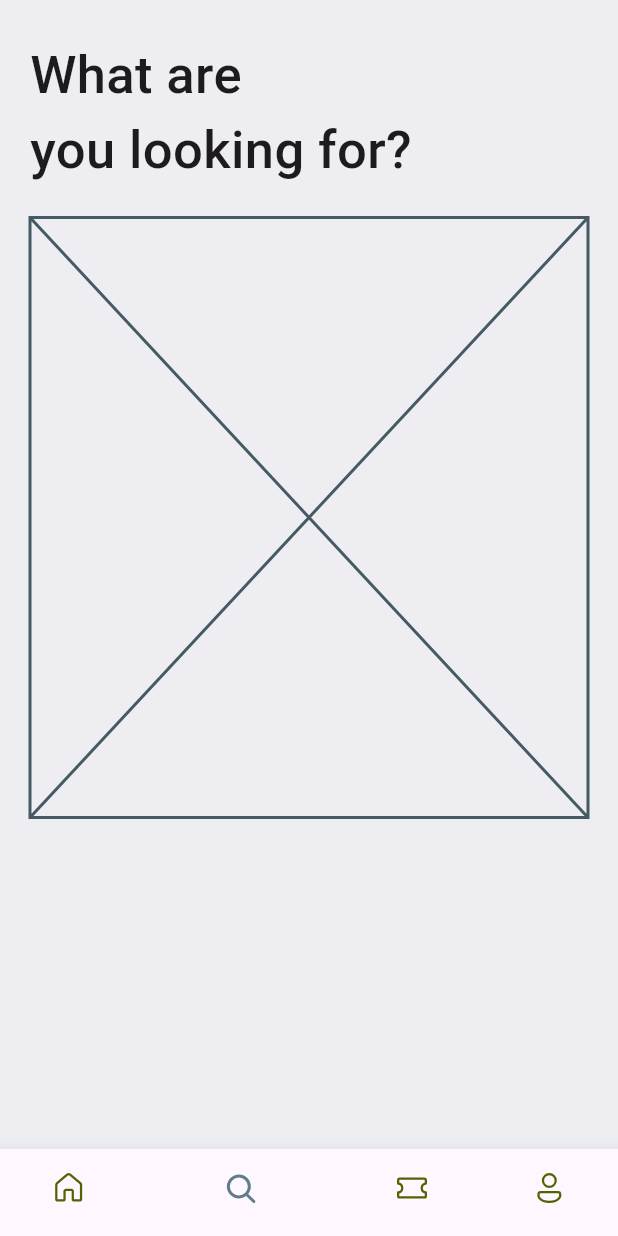
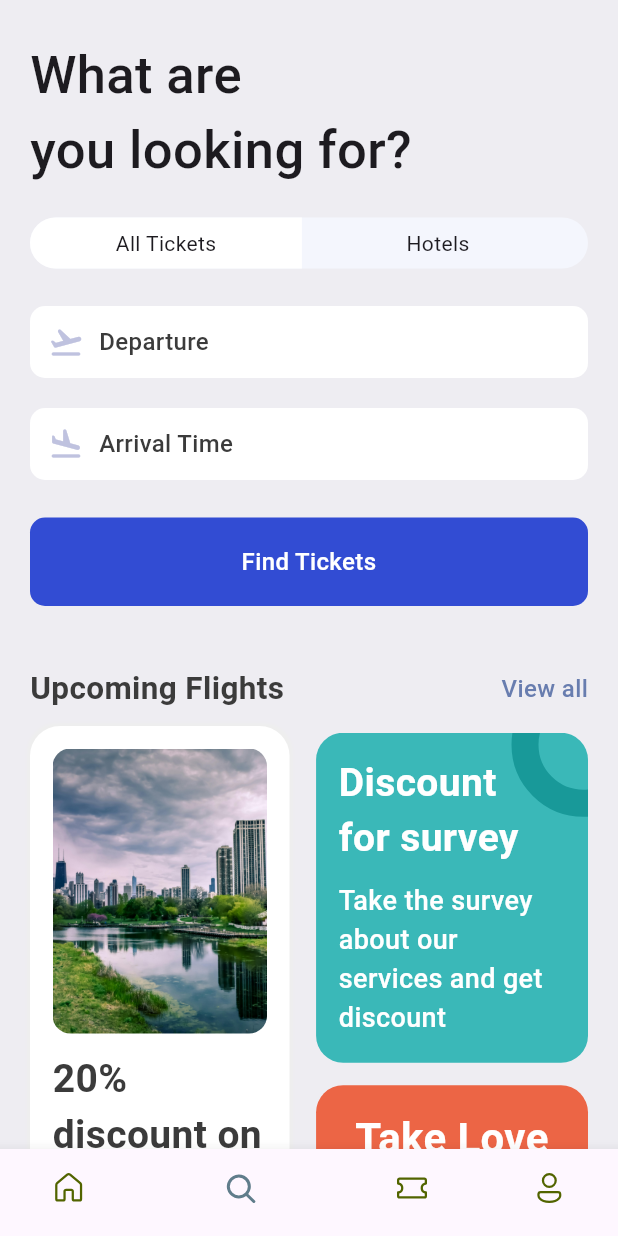
Before and after one commit to Nidhis2608/FlutterProject, a Flutter app: the screen it shows after launch, item 2 of the bottom bar chosen, on a phone screen of 412 x 824 dp. Run offline on Flutter 3.47's test engine with Material 3 defaults, Android fonts, the phone set to English and light mode, and no system bars; our stand-ins replace fluentui_icons.

Commit message:
Search page completed

```diff
--- a/ticket_app/lib/base/bottom_nav_app.dart
+++ b/ticket_app/lib/base/bottom_nav_app.dart
@@ -2,6 +2,7 @@ import 'package:fluentui_icons/fluentui_icons.dart';
 import 'package:flutter/material.dart';
 import 'package:ticket_app/screens/home/home_screen.dart';
 import 'package:ticket_app/screens/search/search_screen.dart';
+import 'package:ticket_app/screens/ticket/ticket_screen.dart';
 
 class BottomNavBar extends StatefulWidget {
   const BottomNavBar({super.key});
@@ -14,7 +15,7 @@ class _BottomNavBarState extends State<BottomNavBar> {
   final appScreens = [
     const HomeScreen(),
     const SearchScreen(),
-    const Center(child: Text('Tickets')),
+    const TicketScreen(),
     const Center(child: Text('Profile'))
   ];
 
--- a/ticket_app/lib/base/res/styles/app_styles.dart
+++ b/ticket_app/lib/base/res/styles/app_styles.dart
@@ -7,16 +7,20 @@ class AppStyles {
   static Color bgColor = const Color(0xFFeeedf2);
   static Color textColor = const Color(0xFF3b3b3b);
   static Color ticketBlue = const Color(0xFF526799);
-  static Color ticketorange = const Color(0xFFF37B67);
+  static Color ticketOrange = const Color(0xFFF37B67);
   static Color khakiColor = const Color(0xFFd2bdb6);
+  static Color planeColor = const Color(0xFFBFC2DF);
+  static Color findTicketColor = const Color(0xD91130CE);
+  static Color circleColor = const Color(0xFF189999);
+  static Color ticketColor = const Color(0xFFFFFFFF);
+  static Color dotColor = const Color(0xFF8ACCF7);
+  static Color planeSecondColor = const Color(0xFFBACCF7);
 
   static TextStyle textStyle =
       TextStyle(fontSize: 16, color: textColor, fontWeight: FontWeight.w500);
 
-  static TextStyle headLineStyle1 = const TextStyle(
-    fontSize: 17,
-    fontWeight: FontWeight.w500,
-  );
+  static TextStyle headLineStyle1 =
+      const TextStyle(fontSize: 17,fontWeight: FontWeight.w500,);
 
   static TextStyle headLineStyle2 =
       TextStyle(fontSize: 26, fontWeight: FontWeight.bold, color: textColor);
--- a/ticket_app/lib/base/res/widgets/app_column_text_layout.dart
+++ b/ticket_app/lib/base/res/widgets/app_column_text_layout.dart
@@ -6,19 +6,25 @@ class AppColumnTextLayout extends StatelessWidget {
   final String topText;
   final String bottomText;
   final CrossAxisAlignment alignment;
+  final bool? isColor;
   const AppColumnTextLayout(
-      {super.key, required this.topText, required this.bottomText, required this.alignment});
+      {super.key,
+      required this.topText,
+      required this.bottomText,
+      required this.alignment,
+      this.isColor});
 
   @override
   Widget build(BuildContext context) {
     return Column(
-      crossAxisAlignment:alignment,
+      crossAxisAlignment: alignment,
       children: [
         TextStyleThird(
           text: topText,
+          isColor: isColor,
         ),
         const SizedBox(height: 5),
-        TextStyleFourth(text: bottomText),
+        TextStyleFourth(text: bottomText,isColor: isColor,),
       ],
     );
   }
--- a/ticket_app/lib/base/res/widgets/big_dot.dart
+++ b/ticket_app/lib/base/res/widgets/big_dot.dart
@@ -1,14 +1,16 @@
  import 'package:flutter/material.dart';
+import 'package:ticket_app/base/res/styles/app_styles.dart';
 
 class BigDot extends StatelessWidget {
-  const BigDot({super.key});
+  final bool? isColor;
+  const BigDot({super.key,this.isColor});
 
   @override
   Widget build(BuildContext context) {
     return Container(
       padding: const EdgeInsets.all(3),
        decoration: BoxDecoration(
-         border: Border.all(width: 2.5, color: Colors.white),
+         border: Border.all(width: 2.5, color: isColor==null?Colors.white:  AppStyles.dotColor),
          borderRadius:  BorderRadius.circular(20)
        ),
     );
--- a/ticket_app/lib/base/res/widgets/text_style_fourth.dart
+++ b/ticket_app/lib/base/res/widgets/text_style_fourth.dart
@@ -4,14 +4,15 @@ import 'package:ticket_app/base/res/styles/app_styles.dart';
 class TextStyleFourth extends StatelessWidget {
   final String text;
   final TextAlign align;
-  const TextStyleFourth({super.key, required this.text, this.align=TextAlign.start});
+  final bool? isColor;
+  const TextStyleFourth({super.key, required this.text, this.align=TextAlign.start,this.isColor});
 
   @override
   Widget build(BuildContext context) {
     return Text(
       text,
       textAlign: align,
-      style: AppStyles.headLineStyle4.copyWith(color: Colors.white),
+      style:isColor==null? AppStyles.headLineStyle4.copyWith(color: Colors.white): AppStyles.headLineStyle4,
     );
   }
 }
--- a/ticket_app/lib/screens/search/search_screen.dart
+++ b/ticket_app/lib/screens/search/search_screen.dart
@@ -1,6 +1,10 @@
 import 'package:flutter/material.dart';
 import 'package:ticket_app/base/res/styles/app_styles.dart';
+import 'package:ticket_app/base/res/widgets/app_double_text.dart';
+import 'package:ticket_app/screens/search/widgets/app_text_icon.dart';
 import 'package:ticket_app/screens/search/widgets/app_ticket_tabs.dart';
+import 'package:ticket_app/screens/search/widgets/find_tickets.dart';
+import 'package:ticket_app/screens/search/widgets/ticket_promotion.dart';
 
 class SearchScreen extends StatelessWidget {
   const SearchScreen({super.key});
@@ -17,8 +21,41 @@ class SearchScreen extends StatelessWidget {
             "What are \nyou looking for?",
             style: AppStyles.headLineStyle1.copyWith(fontSize: 35),
           ),
-          const SizedBox(height: 20,),
-          const AppTicketTabs(),
+          const SizedBox(
+            height: 20,
+          ),
+          const AppTicketTabs(
+            firstTab: "All Tickets",
+            secondTab: "Hotels",
+          ),
+          const SizedBox(height: 25),
+          const AppTextIcon(
+            icon: Icons.flight_takeoff_rounded,
+            text: "Departure",
+          ),
+          const SizedBox(
+            height: 20,
+          ),
+          const AppTextIcon(
+            icon: Icons.flight_land_rounded,
+            text: "Arrival Time",
+          ),
+          const SizedBox(
+            height: 25,
+          ),
+          const FindTickets(),
+          const SizedBox(height: 40),
+          AppDoubleText(
+            bigText: 'Upcoming Flights',
+            smallText: 'View all',
+            func: () {
+              Navigator.pushNamed(context, "/all_tickets");
+            },
+          ),
+          const SizedBox(
+            height: 10,
+          ),
+          const TicketPromotion(),
         ],
       ),
     );
--- /dev/null
+++ b/ticket_app/lib/screens/search/widgets/app_text_icon.dart
@@ -0,0 +1,30 @@
+import 'package:flutter/material.dart';
+import 'package:ticket_app/base/res/styles/app_styles.dart';
+
+class AppTextIcon extends StatelessWidget {
+    final IconData icon;
+    final String text;
+  const AppTextIcon({super.key, required this.icon, required this.text});
+
+  @override
+  Widget build(BuildContext context) {
+
+    return Container(
+      padding: const EdgeInsets.symmetric(vertical: 12, horizontal: 12),
+      decoration: BoxDecoration(
+          borderRadius: BorderRadius.circular(10), color: Colors.white),
+      child: Row(
+        children: [
+          Icon(icon, color: AppStyles.planeColor),
+          const SizedBox(
+            width: 10,
+          ),
+          Text(
+            text,
+            style: AppStyles.textStyle,
+          )
+        ],
+      ),
+    );
+  }
+}
--- a/ticket_app/lib/screens/search/widgets/app_ticket_tabs.dart
+++ b/ticket_app/lib/screens/search/widgets/app_ticket_tabs.dart
@@ -1,10 +1,52 @@
 import 'package:flutter/material.dart';
 
 class AppTicketTabs extends StatelessWidget {
-  const AppTicketTabs({super.key});
+  final String firstTab;
+  final String secondTab;
+  const AppTicketTabs({super.key,required this.firstTab, required this.secondTab});
 
   @override
   Widget build(BuildContext context) {
-    return const Placeholder();
+    return Container(
+      decoration: BoxDecoration(
+        borderRadius: BorderRadius.circular(50),
+        color: const Color(0xFFF4F6FD),
+      ),
+      child: Row(
+        children: [
+          AppTabs(
+            tabText: firstTab,
+          ),
+          AppTabs(
+            tabText: secondTab,
+            tabBorder: true,
+            tabColor: true,
+          ),
+        ],
+      ),
+    );
   }
 }
+
+class AppTabs extends StatelessWidget {
+  final String tabText;
+  final bool tabBorder;
+  final bool tabColor;
+
+  const AppTabs({super.key, this.tabText = "", this.tabBorder = false, this.tabColor=false});
+
+  @override
+  Widget build(BuildContext context) {
+    final size = MediaQuery.of(context).size;
+    return Container(
+      padding: const EdgeInsets.symmetric(vertical: 7),
+      width: size.width * .44,
+      decoration: BoxDecoration(
+          color: tabColor==false? Colors.white : Colors.transparent,
+          borderRadius: tabBorder == false
+              ? const BorderRadius.horizontal(left: Radius.circular(50))
+              : const BorderRadius.horizontal(right: Radius.circular(50))),
+      child: Center(child: Text(tabText)),
+    );
+  }
+}
--- /dev/null
+++ b/ticket_app/lib/screens/search/widgets/find_tickets.dart
@@ -0,0 +1,22 @@
+import 'package:flutter/material.dart';
+import 'package:ticket_app/base/res/styles/app_styles.dart';
+
+class FindTickets extends StatelessWidget {
+  const FindTickets({super.key});
+
+  @override
+  Widget build(BuildContext context) {
+    return Container(
+      padding: const EdgeInsets.symmetric(vertical: 18, horizontal: 18),
+      decoration: BoxDecoration(
+        borderRadius: BorderRadius.circular(10),
+        color: AppStyles.findTicketColor,
+      ),
+      child: Text(
+        "Find Tickets",
+        textAlign: TextAlign.center,
+        style: AppStyles.textStyle.copyWith(color: Colors.white),
+      ),
+    );
+  }
+}
--- /dev/null
+++ b/ticket_app/lib/screens/search/widgets/ticket_promotion.dart
@@ -0,0 +1,129 @@
+import 'package:flutter/cupertino.dart';
+import 'package:flutter/material.dart';
+import 'package:ticket_app/base/res/media.dart';
+import 'package:ticket_app/base/res/styles/app_styles.dart';
+
+class TicketPromotion extends StatelessWidget {
+  const TicketPromotion({super.key});
+
+  @override
+  Widget build(BuildContext context) {
+    final size = MediaQuery.of(context).size;
+    return   Row(
+      mainAxisAlignment: MainAxisAlignment.spaceBetween,
+      children: [
+        Container(
+          padding:
+          const EdgeInsets.symmetric(horizontal: 15, vertical: 15),
+          width: size.width * .42,
+          // height: 435,
+          decoration: BoxDecoration(
+            borderRadius: BorderRadius.circular(20),
+            color: Colors.white,
+            boxShadow: [
+              BoxShadow(
+                  color: Colors.grey.shade200,
+                  blurRadius: 1,
+                  spreadRadius: 2)
+            ],
+          ),
+          child: Column(
+            children: [
+              Container(
+                height: 190,
+                decoration: BoxDecoration(
+                  borderRadius: BorderRadius.circular(12),
+                  image: const DecorationImage(
+                    fit: BoxFit.cover,
+                    image: AssetImage(AppMedia.cityView),
+                  ),
+                ),
+              ),
+              const SizedBox(
+                height: 12,
+              ),
+              Text(
+                "20% discount on the early booking on this flight. Don't miss",
+                style: AppStyles.headLineStyle2,
+              ),
+            ],
+          ),
+        ),
+        Column(
+          children: [
+            Stack(
+              children: [
+                Container(
+                  padding: const EdgeInsets.symmetric(
+                      vertical: 15, horizontal: 15),
+                  width: size.width * .44,
+                  height: 220,
+                  decoration: BoxDecoration(
+                    color: const Color(0xFF3AB8B8),
+                    borderRadius: BorderRadius.circular(18),
+                  ),
+                  child: Column(
+                    crossAxisAlignment: CrossAxisAlignment.start,
+                    children: [
+                      Text(
+                        "Discount\nfor survey",
+                        style: AppStyles.headLineStyle2.copyWith(
+                            fontWeight: FontWeight.bold, color: Colors.white),
+                      ),
+                      const SizedBox(
+                        height: 10,
+                      ),
+                      Text(
+                        "Take the survey about our services and get discount",
+                        style: AppStyles.headLineStyle2.copyWith(
+                            fontWeight: FontWeight.w500,
+                            color: Colors.white,
+                            fontSize: 18),
+                      ),
+                    ],
+                  ),
+                ),
+                Positioned(
+                  right: -45,
+                  top: -40,
+                  child: Container(
+                    padding: const EdgeInsets.all(30),
+                    decoration: BoxDecoration(
+                        shape: BoxShape.circle,
+                        border: Border.all(
+                            width: 18,
+                            color: AppStyles.circleColor
+                        )
+                    ),
+                  ),
+                ),
+              ],
+            ),
+            const SizedBox(height: 15,),
+            Container(
+              padding:  const EdgeInsets.symmetric(vertical: 15,horizontal: 15),
+              width: size.width*.44,
+              height: 210,
+              decoration: BoxDecoration(
+                  color: const Color(0xFFEC6545),
+                  borderRadius: BorderRadius.circular(18)
+              ),
+              child: Column(
+                children: [
+                  Text(
+                    textAlign: TextAlign.center,
+                    "Take Love\n🥰🥰🥰",
+                    style: AppStyles.headLineStyle2.copyWith(
+                      color: Colors.white,
+                      fontSize: 28,
+                    ),
+                  ),
+                ],
+              ),
+            ),
+          ],
+        ),
+      ],
+    );
+  }
+}
```
Also changed, not shown: ticket_app/lib/base/res/widgets/app_layoutbuilder_widget.dart (+6 -3 lines), ticket_app/lib/base/res/widgets/big_circle.dart (+5 -4 lines), ticket_app/lib/base/res/widgets/text_style_third.dart (+5 -2 lines), ticket_app/lib/base/res/widgets/ticket_view.dart (+40 -20 lines), ticket_app/lib/screens/ticket/ticket_screen.dart (added, +36 -0 lines).
